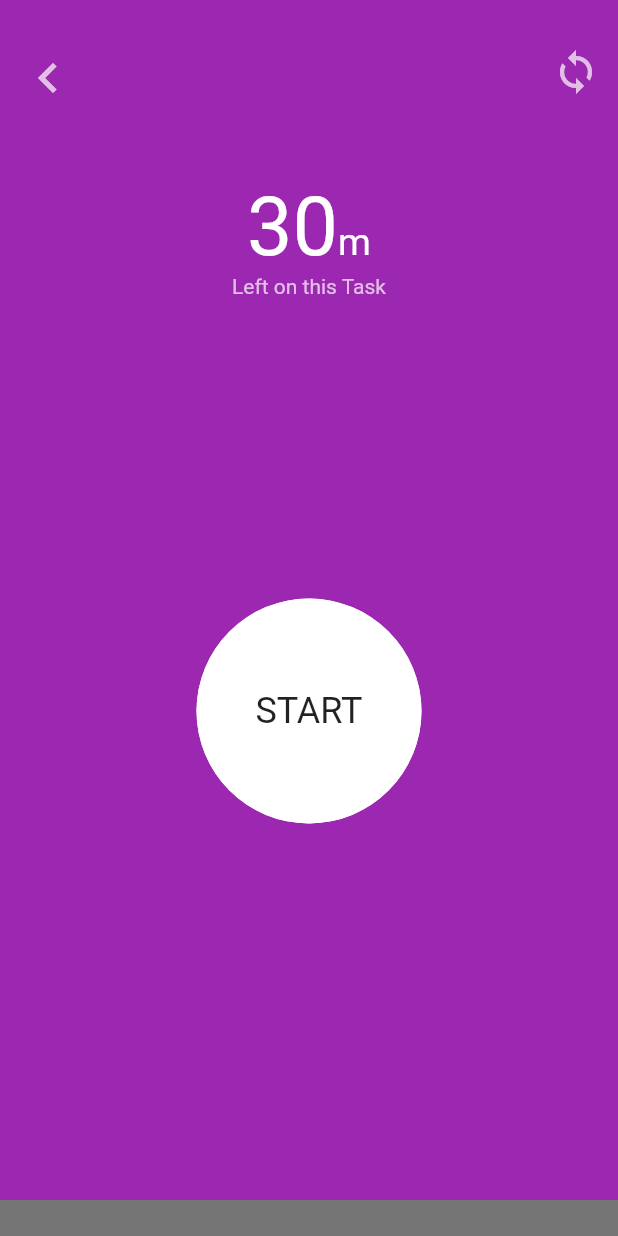
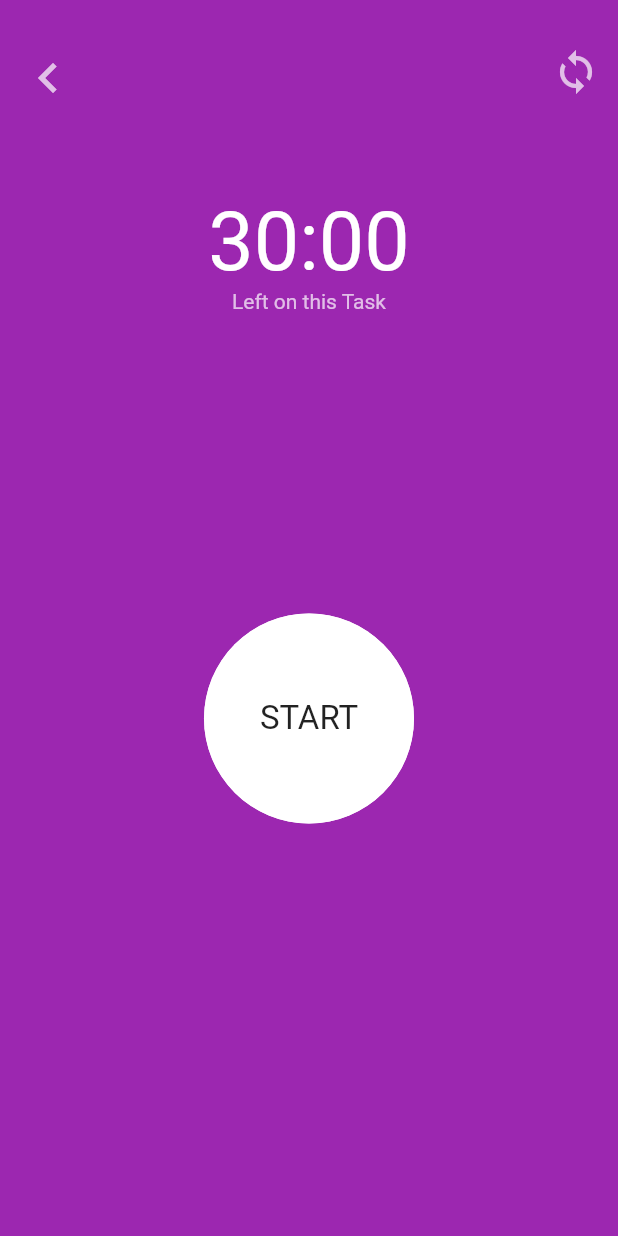
Before and after one commit to pedromassango/xtimer-flutter-app, a Flutter app: the screen it shows after launch, after a tap on "Pratice Flutter", on a phone screen of 412 x 824 dp. Run offline on Flutter 3.47's test engine with Material 2 defaults, Android fonts, the phone set to English and light mode, and no system bars.

Commit message:
timer page done

```diff
--- a/lib/model/task_model.dart
+++ b/lib/model/task_model.dart
@@ -3,8 +3,8 @@ import 'package:flutter/material.dart';
 class Task{
   final Color color;
   final String title;
-  final int date;
+  final int minutes;
 
-  Task(this.color, this.title, this.date);
+  Task(this.color, this.title, this.minutes);
 
 }
--- a/lib/pages/timer_page.dart
+++ b/lib/pages/timer_page.dart
@@ -1,3 +1,4 @@
+import 'package:async/async.dart';
 import 'package:flutter/material.dart';
 import 'package:xtimer/model/task_model.dart';
 import 'package:xtimer/widgets/rounded_button_widget.dart';
@@ -16,88 +17,93 @@ class _TimerPageState extends State<TimerPage>
     with SingleTickerProviderStateMixin {
   Task getTask() => widget.task;
 
-  /// Store button state
-  bool started = false;
-
   /// Store the time
   /// You will pass the minutes.
   int time;
-
-  /// Button text
+  String timeText = '00:00';
   String buttonText = 'Start';
-
-  // Status Text
   String statusText = "Left on this Task";
 
-  /// The task timer
-  int timer;
+  Stopwatch stopwatch = Stopwatch();
+  static const delay = Duration(seconds: 1);
+
+  /// for animation
   Animation<double> heightSize;
   AnimationController _controller;
+
+  /// Called each time the time is ticking
+  void updateClock(){
+    print('--updateClock()--');
+
+    var currentMinute = stopwatch.elapsed.inMinutes;
+
+    setState(() {
+      timeText = '${currentMinute.toString().padLeft(2,"0")}:${((stopwatch.elapsed.inSeconds%60)).toString().padLeft(2, '0')}';
+    });
+
+    if (stopwatch.isRunning) {
+      setState(() {
+
+        statusText = "${getTask().minutes-currentMinute} minutes left";
+        buttonText = "Running";
+      });
+    }else if(stopwatch.elapsed.inSeconds == 0){
+      setState(() {
+        timeText = '${getTask().minutes}:00';
+        statusText = "Left on this Task";
+        buttonText = "Start";
+      });
+    }else{
+      setState(() {
+        statusText = 'Paused';
+        buttonText = "Paused";
+      });
+    }
+  }
 
   @override
   void initState() {
     super.initState();
+
     _controller = AnimationController(
-      duration: Duration(seconds: 4),
+      duration: Duration(minutes: getTask().minutes),
       vsync: this,
     );
 
-    heightSize = new Tween(begin: 800.0, end: 0.0).animate(
+    _controller.addStatusListener((state){
+      print('-----animation state: $state');
+    });
+
+    Timer.periodic(delay, (Timer t) => updateClock());
+  }
+
+  @override
+  void dispose() {
+    _controller.dispose();
+    stopwatch.stop();
+    super.dispose();
+  }
+
+  void _restartCountDown() {
+    _controller.reset();
+    stopwatch.stop();
+    stopwatch.reset();
+  }
+
+  @override
+  Widget build(BuildContext context) {
+    heightSize = new Tween(
+        end: 0.0,
+        begin: MediaQuery.of(context).size.height
+    ).animate(
       CurvedAnimation(
         parent: _controller,
         curve: Curves.easeInOut,
       ),
     );
-    _restartCountDown();
-  }
-
-  startTimer() async {
-    print("Timer started..");
-    new Timer.periodic(new Duration(seconds: 60), (timer) {
-      setState(() {
-        time--;
-      });
-      if (time == 0) {
-        timer.cancel();
-        statusText = "Times up";
-        buttonText = "start";
-      }
-    });
-  }
-
-  @override
-  void dispose() {
-    _controller.dispose();
-    super.dispose();
-  }
-
-  void _restartCountDown() {
-    setState(() {
-      started = false;
-      time = getTask().date;
-      buttonText = 'start';
-    });
-  }
-
-  void _playPause() {
-    setState(() {
-      if (started) {
-        buttonText = 'resume';
-        _controller.forward();
-      } else {
-        buttonText = 'start';
-        _controller.reset();
-      }
-      started = !started;
-    });
-  }
-
-  @override
-  Widget build(BuildContext context) {
-    final double screenHeight = MediaQuery.of(context).size.height;
 
     return Scaffold(
-      backgroundColor: Colors.black54,
+      backgroundColor: Color(0xFF212121),
       body: Stack(
         children: <Widget>[
           AnimatedBuilder(
@@ -136,25 +142,13 @@ class _TimerPageState extends State<TimerPage>
             ),
           ),
           Container(
-            margin: EdgeInsets.only(top: 120.0),
+            margin: EdgeInsets.only(top: 130.0),
             child: Center(
               child: Column(
                 children: <Widget>[
-                  new Row(
-                    mainAxisAlignment: MainAxisAlignment.center,
-                    children: <Widget>[
-                      Text(
-                        time.toString(),
-                        style: TextStyle(fontSize: 54.0, color: Colors.white),
-                      ),
-                      Container(
-                        padding: EdgeInsets.only(top: 20.0),
-                        child: Text(
-                          'm',
-                          style: TextStyle(fontSize: 25.0, color: Colors.white),
-                        ),
-                      ),
-                    ],
+                  Text(
+                    timeText,
+                    style: TextStyle(fontSize: 54.0, color: Colors.white),
                   ),
                   Text(
                     statusText,
@@ -163,18 +157,21 @@ class _TimerPageState extends State<TimerPage>
                   Container(
                     margin: EdgeInsets.only(top: 200.0),
                     child: GestureDetector(
-                      child: RoundedButton(
-                        text: buttonText,
-                      ),
-                      onTap: () {
-                        /*
-                        setState(() {
-                          _playPause();
-                        });*/
-                        startTimer();
-                      },
-                    ),
-                  )
+                        child: RoundedButton(text: buttonText),
+                        onTap: () {
+                          if (stopwatch.isRunning) {
+                            print('--Paused--');
+                            stopwatch.stop();
+                            _controller.stop(canceled: false);
+                          } else {
+                            print('--Running--');
+                            stopwatch.start();
+                            _controller.forward();
+                          }
+
+                          updateClock();
+                        }),
+                  ),
                 ],
               ),
             ),
--- a/lib/widgets/rounded_button_widget.dart
+++ b/lib/widgets/rounded_button_widget.dart
@@ -13,8 +13,8 @@ class _RoundedButtonState extends State<RoundedButton>{
   @override
   Widget build(BuildContext context) {
     return new Container(
-      width: 150.0,
-      height: 150.0,
+      width: 140.0,
+      height: 140.0,
       decoration: new BoxDecoration(
           color: Colors.white,
           borderRadius: BorderRadius.circular(100.0),
@@ -28,7 +28,7 @@ class _RoundedButtonState extends State<RoundedButton>{
       child: Center(
         child: Text(widget.text.toUpperCase(),
           style: TextStyle(
-              fontSize: 24.0,
+              fontSize: 22.0,
           ),
         ),
       ),
--- a/lib/widgets/task_widget.dart
+++ b/lib/widgets/task_widget.dart
@@ -37,7 +37,7 @@ class TaskWidget extends StatelessWidget{
                 fontWeight: FontWeight.bold
               ),
               ),
-              Text('Duration: ${task.date}',
+              Text('Duration: ${task.minutes}',
               style: TextStyle(
                 color: Colors.black,
                 fontSize: 14.0
```
